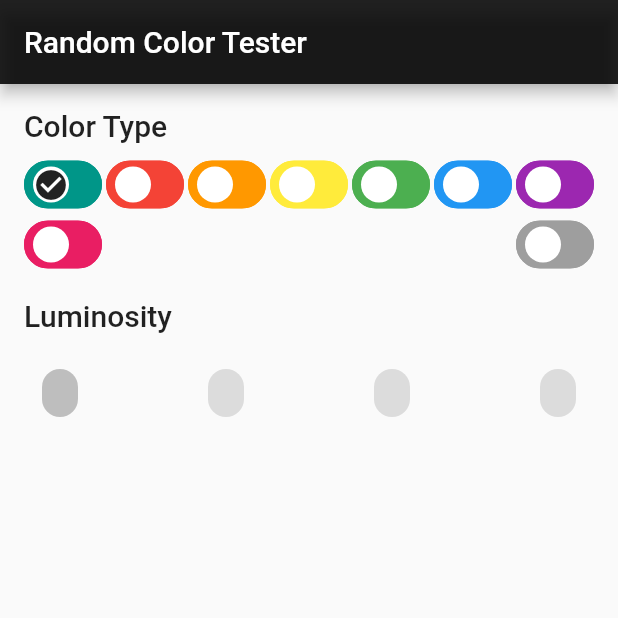
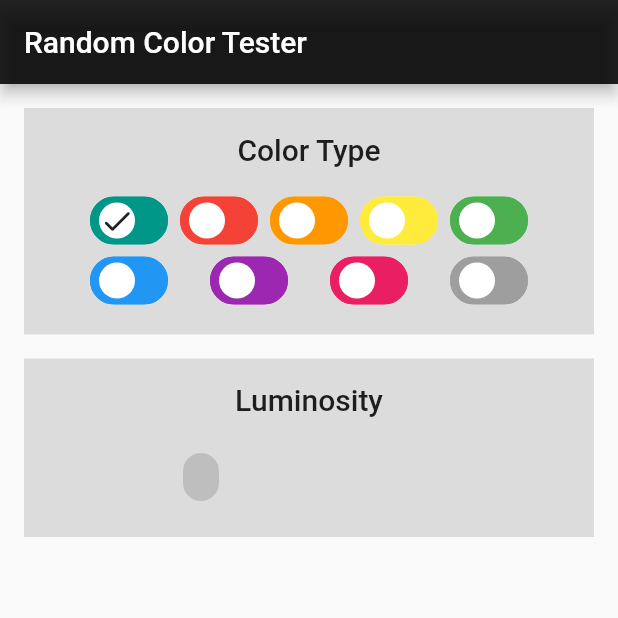
Before and after one commit to anaurelian/random_color_tester, a Flutter app: the screen it shows after launch, on a phone screen of 412 x 824 dp, the top half of it. Run offline on Flutter 3.47's test engine with Material 2 defaults, Android fonts, the phone set to English and light mode, and no system bars; missing offline and left inert: flutter_randomcolor.

Commit message:
Improve layout; create OptionsContainer and ColorFilterChip widgets

```diff
--- a/lib/screens/home_screen.dart
+++ b/lib/screens/home_screen.dart
@@ -2,7 +2,8 @@ import 'package:flutter/foundation.dart';
 import 'package:flutter/material.dart';
 import 'package:flutter_randomcolor/flutter_randomcolor.dart';
 import 'package:random_color_tester/common/ui_strings.dart';
-import 'package:random_color_tester/utils/color_utils.dart';
+import 'package:random_color_tester/widgets/custom_chips.dart';
+import 'package:random_color_tester/widgets/options_container.dart';
 
 class HomeScreen extends StatefulWidget {
   const HomeScreen({Key? key}) : super(key: key);
@@ -30,10 +31,15 @@ class _HomeScreenState extends State<HomeScreen> {
     return ListView(
       padding: const EdgeInsets.all(16.0),
       children: [
+        Container(
+          color: Colors.black12,
+          padding: const EdgeInsets.all(16.0),
+          child: Column(
+            children: [
               Text(UIStrings.colorTypeSubtitle, style: Theme.of(context).textTheme.headline6),
-        const SizedBox(height: 8.0),
+              const SizedBox(height: 16.0),
               Wrap(
-          // spacing: 8.0,
+                spacing: 8.0,
                 alignment: WrapAlignment.spaceBetween,
                 children: [
                   _buildColorTypeChip(ColorType.random),
@@ -47,11 +53,13 @@ class _HomeScreenState extends State<HomeScreen> {
                   _buildColorTypeChip(ColorType.monochrome),
                 ],
               ),
-        Padding(
-          padding: const EdgeInsets.symmetric(vertical: 16.0),
-          child: Text(UIStrings.luminositySubtitle, style: Theme.of(context).textTheme.headline6),
+            ],
           ),
-        Wrap(
+        ),
+        const SizedBox(height: 16.0),
+        OptionsContainer(
+          title: UIStrings.luminositySubtitle,
+          child: Wrap(
             alignment: WrapAlignment.spaceBetween,
             children: [
               _buildLuminosityChip(Luminosity.random),
@@ -60,55 +68,56 @@ class _HomeScreenState extends State<HomeScreen> {
               _buildLuminosityChip(Luminosity.dark),
             ],
           ),
+        ),
+        // Flex(
+        //   direction: Axis.horizontal,
+        //   crossAxisAlignment: CrossAxisAlignment.start,
+        //   mainAxisAlignment: MainAxisAlignment.spaceBetween,
+        //   children: [
+        //     Expanded(
+        //       child: Container(
+        //         color: Colors.black12,
+        //         padding: const EdgeInsets.all(16.0),
+        //         child: Column(
+        //
+        //           crossAxisAlignment: CrossAxisAlignment.start,
+        //           children: [
+        //             Text(UIStrings.colorTypeSubtitle, style: Theme.of(context).textTheme.headline6),
+        //             const SizedBox(height: 16.0),
+        //             _buildColorTypeChip(ColorType.random),
+        //             _buildColorTypeChip(ColorType.red),
+        //             _buildColorTypeChip(ColorType.orange),
+        //             _buildColorTypeChip(ColorType.yellow),
+        //             _buildColorTypeChip(ColorType.green),
+        //             _buildColorTypeChip(ColorType.blue),
+        //             _buildColorTypeChip(ColorType.purple),
+        //             _buildColorTypeChip(ColorType.pink),
+        //             _buildColorTypeChip(ColorType.monochrome),
+        //           ],
+        //         ),
+        //       ),
+        //     ),
+        //     Flexible(
+        //       child: Column(
+        //         crossAxisAlignment: CrossAxisAlignment.start,
+        //         children: [
+        //           _buildLuminosityChip(Luminosity.random),
+        //           _buildLuminosityChip(Luminosity.bright),
+        //           _buildLuminosityChip(Luminosity.light),
+        //           _buildLuminosityChip(Luminosity.dark),
+        //         ],
+        //       ),
+        //     ),
+        //   ],
+        // ),
       ],
     );
   }
 
   Widget _buildColorTypeChip(ColorType colorType) {
-    final Color color = _colorTypeColors[colorType]!;
-    final Color contrastColor = ColorUtils.contrastColor(color);
-
-    return FilterChip(
-      visualDensity: VisualDensity.compact,
-      showCheckmark: false,
-      // avatar: _colorTypes.contains(colorType)
-      //     ? Icon(Icons.check_circle, color: contrastColor.withOpacity(0.75))
-      //     // : const SizedBox.shrink(),
-      //     : Icon(Icons.circle_outlined, color: Colors.white),
-      avatar: CircleAvatar(
-        backgroundColor: Colors.white,
-        child: _colorTypes.contains(colorType)
-            ? const Icon(Icons.check_circle, color: Colors.black87)
-            : const SizedBox.shrink(),
-      ),
-
-      // backgroundColor: _colorTypeColors[colorType]!.withOpacity(0.5),
-      // selectedColor: _colorTypeColors[colorType],
-      backgroundColor: _colorTypeColors[colorType],
-      selectedColor: _colorTypeColors[colorType],
-      shape: StadiumBorder(
-        side: BorderSide(
-          color: color,
-          width: 2.0,
-        ),
-      ),
-      checkmarkColor: contrastColor,
-      // backgroundColor: Colors.transparent,
-      // selectedColor: Colors.transparent,
-      // shape: RoundedRectangleBorder(
-      //   side: BorderSide(color: color, width: 1),
-      //   borderRadius: BorderRadius.circular(10),
-      // ),
-      // avatarBorder: Border.fromBorderSide(BorderSide.none),
-      // avatarBorder: CircleBorder(side: BorderSide(color: Colors.black)),
-      // avatar: const CircleAvatar(
-      //   backgroundColor: Colors.white,
-      // ),
-      // avatar: const SizedBox(width: 8.0, height: 8.0,),
-      label: Text(
-        describeEnum(colorType),
-        style: Theme.of(context).textTheme.caption!.copyWith(color: contrastColor),
-      ),
+    return ColorFilterChip(
+      color: _colorTypeColors[colorType]!,
+      label: describeEnum(colorType),
       selected: _colorTypes.contains(colorType),
       onSelected: (bool value) {
         setState(() {
@@ -120,24 +129,6 @@ class _HomeScreenState extends State<HomeScreen> {
         });
       },
     );
-
-    // return CheckboxListTile(
-    //   title: Text(describeEnum(colorType)),
-    //   controlAffinity: ListTileControlAffinity.leading,
-    //   dense: true,
-    //   value: _colorTypes.contains(colorType),
-    //   onChanged: (bool? value) {
-    //     setState(() {
-    //       if (value != null) {
-    //         if (value) {
-    //           _colorTypes.add(colorType);
-    //         } else {
-    //           _colorTypes.remove(colorType);
-    //         }
-    //       }
-    //     });
-    //   },
-    // );
   }
 
   Widget _buildLuminosityChip(Luminosity luminosity) {
--- /dev/null
+++ b/lib/widgets/custom_chips.dart
@@ -0,0 +1,45 @@
+import 'package:flutter/material.dart';
+import 'package:random_color_tester/utils/color_utils.dart';
+
+class ColorFilterChip extends StatelessWidget {
+  const ColorFilterChip({
+    Key? key,
+    required this.color,
+    required this.label,
+    this.selected = false,
+    required this.onSelected,
+  }) : super(key: key);
+
+  final Color color;
+
+  final String label;
+
+  final bool selected;
+
+  final ValueChanged<bool>? onSelected;
+
+  @override
+  Widget build(BuildContext context) {
+    final Color contrastColor = ColorUtils.contrastColor(color);
+
+    return FilterChip(
+      visualDensity: VisualDensity.compact,
+      showCheckmark: false,
+      avatar: CircleAvatar(
+        backgroundColor: Colors.white,
+        child: selected ? const Icon(Icons.check_rounded, color: Colors.black87) : const SizedBox.shrink(),
+      ),
+      backgroundColor: color,
+      selectedColor: color,
+      shape: StadiumBorder(
+        side: BorderSide(
+          color: color,
+          width: 2.0,
+        ),
+      ),
+      label: Text(label, style: Theme.of(context).textTheme.caption!.copyWith(color: contrastColor)),
+      selected: selected,
+      onSelected: onSelected,
+    );
+  }
+}
--- /dev/null
+++ b/lib/widgets/options_container.dart
@@ -0,0 +1,31 @@
+import 'package:flutter/material.dart';
+
+class OptionsContainer extends StatelessWidget {
+  const OptionsContainer({
+    Key? key,
+    this.title,
+    this.child,
+  }) : super(key: key);
+
+  final String? title;
+
+  final Widget? child;
+
+  @override
+  Widget build(BuildContext context) {
+    return Container(
+      color: Colors.black12,
+      padding: const EdgeInsets.all(16.0),
+      child: Column(
+        children: [
+          if (title != null)
+            Padding(
+              padding: const EdgeInsets.only(bottom: 16.0),
+              child: Text(title!, style: Theme.of(context).textTheme.headline6),
+            ),
+          if (child != null) child!,
+        ],
+      ),
+    );
+  }
+}
```
Lines whose indentation alone changed are shown as unchanged.
